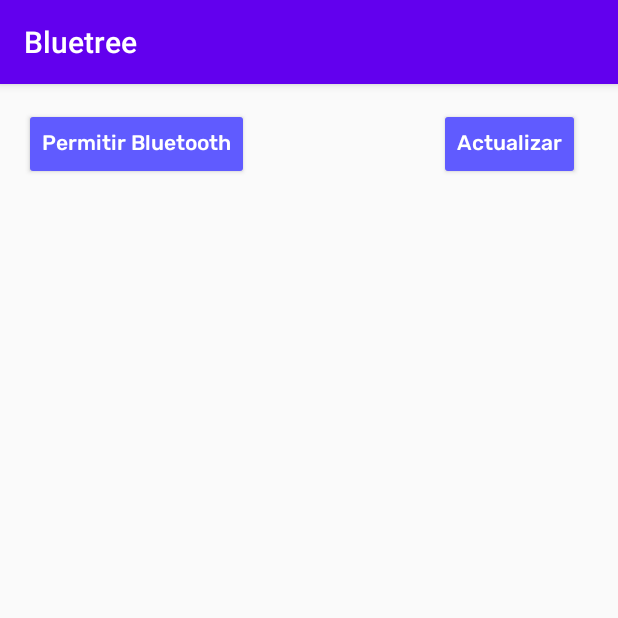
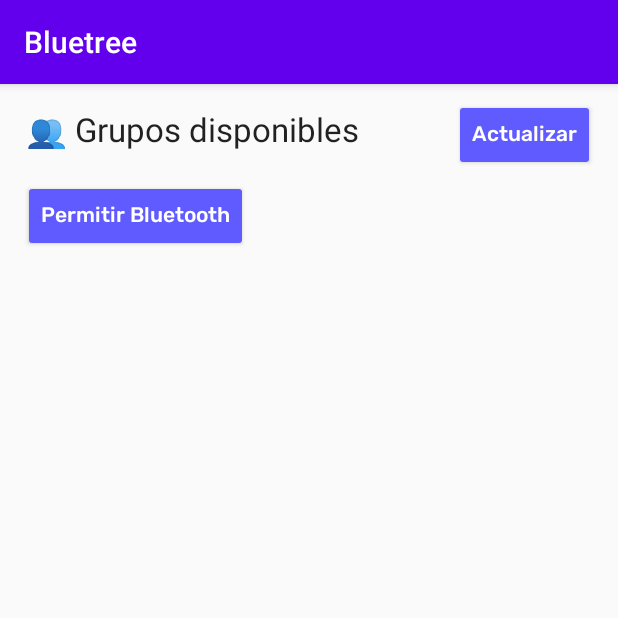
Before and after one commit to juangramirez/bluetooth, an Android app: the screen it shows after launch (MainActivity), after a tap on "Permitir Bluetooth", on a phone screen of 412 x 824 dp, the top half of it. Run offline under Robolectric (Android 15) with nearby library versions, the phone set to English and light mode, and no system bars.

```diff
--- a/Bluetree/app/src/main/java/com/bluetree/bluetree/MainActivity.java
+++ b/Bluetree/app/src/main/java/com/bluetree/bluetree/MainActivity.java
@@ -9,12 +9,14 @@ import android.support.v7.app.AppCompatActivity;
 import android.os.Bundle;
 import android.view.View;
 import android.widget.Button;
+import android.widget.TextView;
 import android.widget.Toast;
 
 public class MainActivity extends AppCompatActivity {
 
+    private static final int REQUEST_ENABLE_BT = 1;
     private BluetoothAdapter bluetoothAdapter;
-    private static final int REQUEST_ENABLE_BT = 1;
+
     Button actualizar;
     Button permitirBlu;
 
@@ -28,21 +30,22 @@ public class MainActivity extends AppCompatActivity {
 
         permitirBlu = findViewById(R.id.permitirBlu); //Lo primero es el nombre de la variable de tipo botón, el segundo permitirBlu es el id en ui
         // Obtener el adaptador Bluetooth
-        BluetoothAdapter bluetoothAdapter = BluetoothAdapter.getDefaultAdapter();
-        //Si getDefaultAdapter() devuelve null, significa que el dispositivo no es compatible con Bluetooth.
-        if (bluetoothAdapter == null) {
-            // Device doesn't support Bluetooth
-        }
+        bluetoothAdapter = BluetoothAdapter.getDefaultAdapter();
+
 
     }
 
     public void enableBluetooth(android.view.View view) {
         // Verificar si el dispositivo tiene Bluetooth
-        if (bluetoothAdapter == null) {
-            Toast.makeText(this, "El dispositivo no admite Bluetooth", Toast.LENGTH_SHORT).show();
-            return;
+
+        if (!bluetoothAdapter.isEnabled()) {
+            Intent enableBtIntent = new Intent(BluetoothAdapter.ACTION_REQUEST_ENABLE);
+            startActivityForResult(enableBtIntent, REQUEST_ENABLE_BT);
         }
 
+        if (bluetoothAdapter == null) {
+            Toast.makeText(this, "El dispositivo no admite Bluetooth 😖", Toast.LENGTH_SHORT).show();
+        } else{
             // Si el Bluetooth no está habilitado, solicitar al usuario que lo habilite
             if (!bluetoothAdapter.isEnabled()) {
                 Intent enableBtIntent = new Intent(BluetoothAdapter.ACTION_REQUEST_ENABLE);
@@ -62,14 +65,16 @@ public class MainActivity extends AppCompatActivity {
             }
         }
 
+    }
+
     // Este método se ejecutará cuando el usuario responda a la solicitud de activar Bluetooth
     @Override
     protected void onActivityResult(int requestCode, int resultCode, Intent data) {
         if (requestCode == 1) {
             if (resultCode == RESULT_OK) {
-                Toast.makeText(this, "Bluetooth habilitado", Toast.LENGTH_SHORT).show();
+                Toast.makeText(this, "Bluetooth habilitado ✅", Toast.LENGTH_SHORT).show();
             } else if (resultCode == RESULT_CANCELED) {
-                Toast.makeText(this, "El usuario canceló la habilitación de Bluetooth", Toast.LENGTH_SHORT).show();
+                Toast.makeText(this, "Se canceló la habilitación de Bluetooth ❌", Toast.LENGTH_SHORT).show();
             }
         }
     }
--- a/Bluetree/app/src/main/res/layout/activity_main.xml
+++ b/Bluetree/app/src/main/res/layout/activity_main.xml
@@ -9,8 +9,8 @@
         android:id="@+id/actualizar"
         android:layout_width="wrap_content"
         android:layout_height="wrap_content"
-        android:layout_marginTop="16dp"
-        android:layout_marginEnd="25dp"
+        android:layout_marginTop="10dp"
+        android:layout_marginEnd="15dp"
         android:backgroundTint="#605BFF"
         android:fontFamily="@font/rubik_medium"
         android:onClick="actualizarAccion"
@@ -24,8 +24,8 @@
         android:id="@+id/permitirBlu"
         android:layout_width="wrap_content"
         android:layout_height="wrap_content"
-        android:layout_marginStart="16dp"
-        android:layout_marginTop="16dp"
+        android:layout_marginStart="15dp"
+        android:layout_marginTop="64dp"
         android:backgroundTint="#605BFF"
         android:fontFamily="@font/rubik_medium"
         android:onClick="enableBluetooth"
@@ -35,4 +35,15 @@
         app:layout_constraintStart_toStartOf="parent"
         app:layout_constraintTop_toTopOf="parent" />
 
+    <TextView
+        android:id="@+id/textView"
+        android:layout_width="wrap_content"
+        android:layout_height="wrap_content"
+        android:layout_marginStart="17dp"
+        android:layout_marginTop="15dp"
+        android:text="👥 Grupos disponibles"
+        android:textAppearance="@style/TextAppearance.AppCompat.Large"
+        app:layout_constraintStart_toStartOf="parent"
+        app:layout_constraintTop_toTopOf="parent" />
+
 </android.support.constraint.ConstraintLayout>
```
Lines whose indentation alone changed are shown as unchanged.
